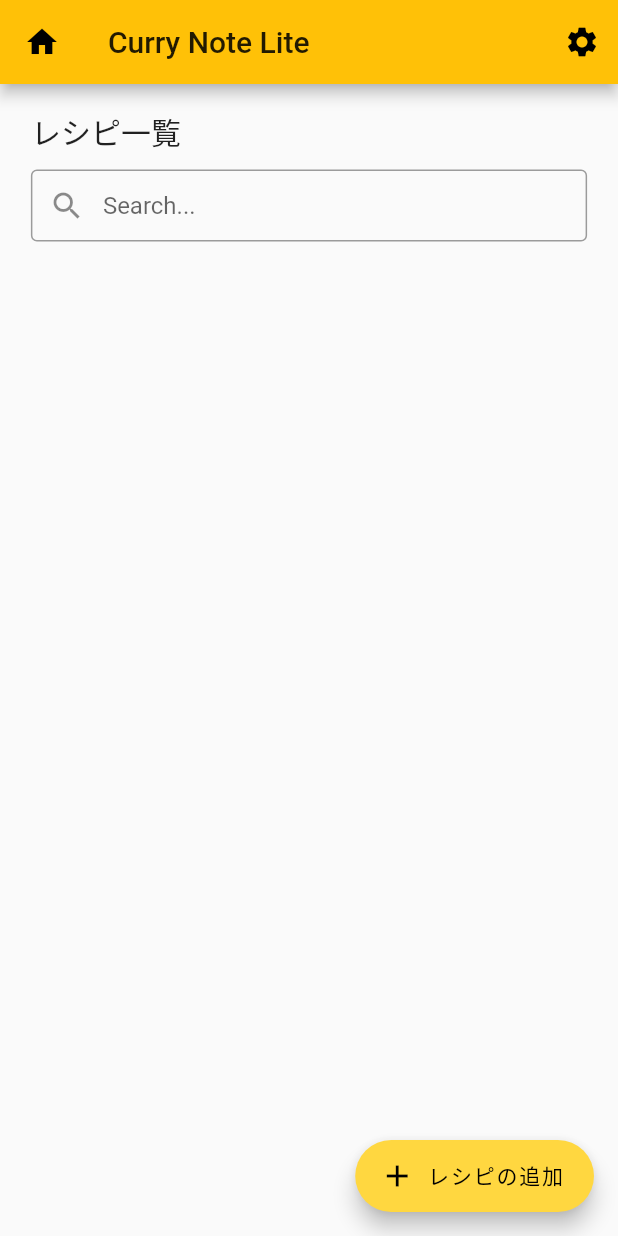
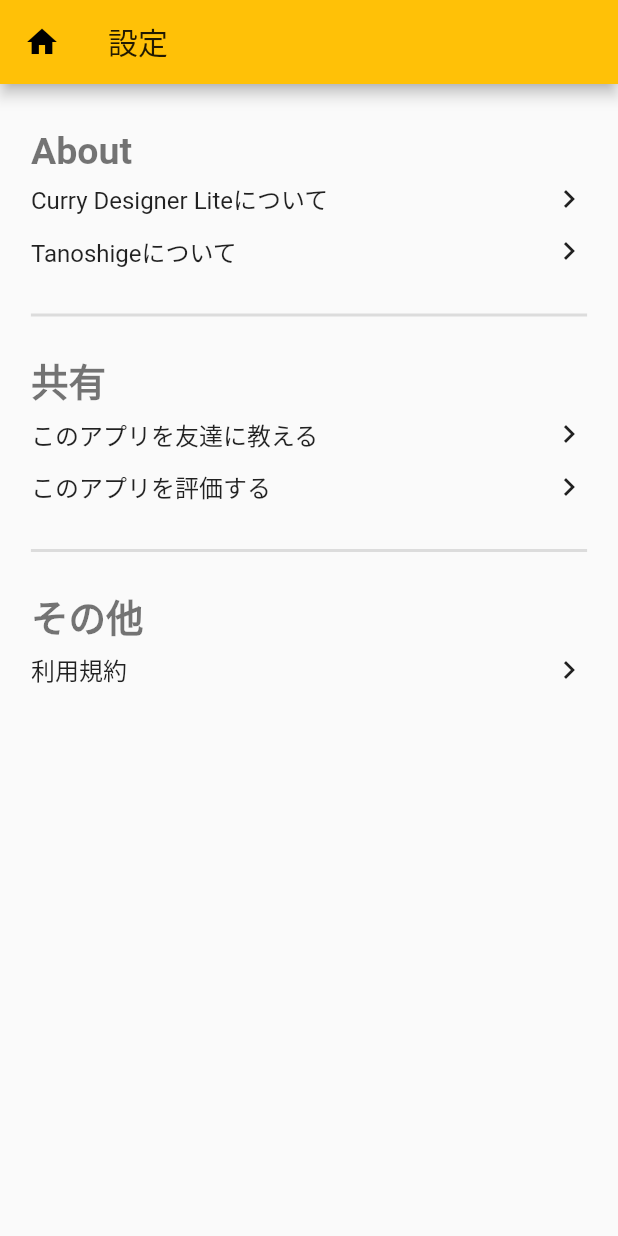
Before and after one commit to curry-designer/curry-designer-lite, a Flutter app: the screen it shows after launch, after a tap on the "settings" icon, on a phone screen of 412 x 824 dp. Run offline on Flutter 3.47's test engine with Material 2 defaults, Android fonts, the phone set to English and light mode, and no system bars; our stand-ins replace flutter_slidable, sqflite; accounts and stored records are empty.

```diff
--- a/lib/main.dart
+++ b/lib/main.dart
@@ -1,3 +1,7 @@
+import 'package:currydesignerlite/ui/setting.dart';
+import 'package:currydesignerlite/ui/setting_detail/about_curry_designer_lite.dart';
+import 'package:currydesignerlite/ui/setting_detail/about_tanoshige.dart';
+import 'package:currydesignerlite/ui/setting_detail/terms_of_use.dart';
 import 'package:flutter/material.dart';
 import 'ui/home.dart';
 import 'ui/register_recipe_form.dart';
@@ -24,10 +28,15 @@ class MyApp extends StatelessWidget {
       initialRoute: '/',
       routes: {
         '/': (BuildContext context) => Home(title: 'Curry Note Lite'),
+        '/setting': (BuildContext context) => Setting(),
         '/note': (BuildContext context) => Note(),
         '/register-recipe': (BuildContext context) => RegisterRecipeForm(),
         '/how_to_make_note_detail': (BuildContext context) =>
             HowToMakeNoteDetail(),
+        '/about-curry-designer-lite': (BuildContext context) =>
+            AboutCurryDesignerLite(),
+        '/about-tanoshige': (BuildContext context) => AboutTanoshige(),
+        '/terms-of-use': (BuildContext context) => TermsOfUse(),
       },
     );
   }
--- a/lib/ui/home.dart
+++ b/lib/ui/home.dart
@@ -57,7 +57,9 @@ class _Home extends StatelessWidget {
               icon: Icon(
                 Icons.settings,
               ),
-              onPressed: () {},
+              onPressed: () {
+                Navigator.pushNamed(context, "/setting");
+              },
             ),
           ],
         ),
--- /dev/null
+++ b/lib/ui/setting.dart
@@ -0,0 +1,204 @@
+import 'package:flutter/material.dart';
+
+class Setting extends StatelessWidget {
+  @override
+  Widget build(BuildContext context) {
+    return _Setting(); // This tra
+  }
+}
+
+class _Setting extends StatelessWidget {
+  @override
+  Widget build(BuildContext context) {
+    return Scaffold(
+      appBar: AppBar(
+        leading: IconButton(
+          icon: Icon(
+            Icons.home,
+          ),
+          onPressed: () {
+            Navigator.pushNamed(context, "/");
+          },
+        ),
+        title: Text('設定'),
+      ),
+      body: SingleChildScrollView(
+        child: Container(
+          child: Align(
+            alignment: Alignment.center,
+            child: Column(
+              children: <Widget>[
+                Container(
+                  alignment: Alignment.topLeft,
+                  width: MediaQuery.of(context).size.width * 0.90,
+                  padding: EdgeInsets.fromLTRB(0, 30, 0, 0),
+                  child: Text(
+                    "About",
+                    style: TextStyle(
+                      color: Colors.black54,
+                      fontSize: 25.0,
+                      fontWeight: FontWeight.bold,
+                    ),
+                  ),
+                ),
+                GestureDetector(
+                  onTap: () {
+                    Navigator.pushNamed(context, "/about-curry-designer-lite");
+                  },
+                  child: Container(
+                    height: 35,
+                    width: MediaQuery.of(context).size.width * 0.90,
+                    child: Row(
+                      mainAxisAlignment: MainAxisAlignment.spaceBetween,
+                      children: <Widget>[
+                        Text(
+                          "Curry Designer Liteについて",
+                          style: TextStyle(fontSize: 16.0),
+                        ),
+                        Icon(Icons.chevron_right)
+                      ],
+                    ),
+                  ),
+                ),
+                GestureDetector(
+                  onTap: () {
+                    Navigator.pushNamed(context, "/about-tanoshige");
+                  },
+                  child: Container(
+                    height: 35,
+                    width: MediaQuery.of(context).size.width * 0.90,
+                    child: Row(
+                      mainAxisAlignment: MainAxisAlignment.spaceBetween,
+                      children: <Widget>[
+                        Text(
+                          "Tanoshigeについて",
+                          style: TextStyle(fontSize: 16.0),
+                        ),
+                        Icon(Icons.chevron_right)
+                      ],
+                    ),
+                  ),
+                ),
+                Divider(
+                  color: Colors.black12,
+                  height: 50,
+                  thickness: 2,
+                  indent: MediaQuery.of(context).size.width * 0.05,
+                  endIndent: MediaQuery.of(context).size.width * 0.05,
+                ),
+                Container(
+                  alignment: Alignment.topLeft,
+                  width: MediaQuery.of(context).size.width * 0.90,
+                  child: Text(
+                    "共有",
+                    style: TextStyle(
+                      color: Colors.black54,
+                      fontSize: 25.0,
+                      fontWeight: FontWeight.bold,
+                    ),
+                  ),
+                ),
+                GestureDetector(
+                  onTap: () {
+//                  print("onTap called.");
+                  },
+                  child: Container(
+                    height: 35,
+                    width: MediaQuery.of(context).size.width * 0.90,
+                    child: Row(
+                      mainAxisAlignment: MainAxisAlignment.spaceBetween,
+                      children: <Widget>[
+                        Text(
+                          "このアプリを友達に教える",
+                          style: TextStyle(fontSize: 16.0),
+                        ),
+                        Icon(Icons.chevron_right)
+                      ],
+                    ),
+                  ),
+                ),
+                GestureDetector(
+                  onTap: () {
+//                  print("onTap called.");
+                  },
+                  child: Container(
+                    height: 35,
+                    width: MediaQuery.of(context).size.width * 0.90,
+                    child: Row(
+                      mainAxisAlignment: MainAxisAlignment.spaceBetween,
+                      children: <Widget>[
+                        Text(
+                          "このアプリを評価する",
+                          style: TextStyle(fontSize: 16.0),
+                        ),
+                        Icon(Icons.chevron_right)
+                      ],
+                    ),
+                  ),
+                ),
+                Divider(
+                  color: Colors.black12,
+                  height: 50,
+                  thickness: 2,
+                  indent: MediaQuery.of(context).size.width * 0.05,
+                  endIndent: MediaQuery.of(context).size.width * 0.05,
+                ),
+                Container(
+                  alignment: Alignment.topLeft,
+                  width: MediaQuery.of(context).size.width * 0.90,
+                  child: Text(
+                    "その他",
+                    style: TextStyle(
+                      color: Colors.black54,
+                      fontSize: 25.0,
+                      fontWeight: FontWeight.bold,
+                    ),
+                  ),
+                ),
+//              GestureDetector(
+//                onTap: () {
+////                  print("onTap called.");
+//                },
+//                child: Container(
+//                  color: Colors.white,
+//                  height: 35,
+//                  width: MediaQuery.of(context).size.width * 0.90,
+//                  child: Row(
+//                    mainAxisAlignment: MainAxisAlignment.spaceBetween,
+//                    children: <Widget>[
+//                      Text(
+//                        "ライセンス",
+//                        style: TextStyle(fontSize: 16.0),
+//                      ),
+//                      Icon(Icons.chevron_right)
+//                    ],
+//                  ),
+//                ),
+//              ),
+                GestureDetector(
+                  onTap: () {
+                    Navigator.pushNamed(context, "/terms-of-use");
+                  },
+                  child: Container(
+                    height: 35,
+                    width: MediaQuery.of(context).size.width * 0.90,
+                    child: Row(
+                      mainAxisAlignment: MainAxisAlignment.spaceBetween,
+                      children: <Widget>[
+                        Text(
+                          "利用規約",
+                          style: TextStyle(fontSize: 16.0),
+                        ),
+                        Icon(Icons.chevron_right)
+                      ],
+                    ),
+                  ),
+                ),
+              ],
+            ),
+          ),
+        ),
+      ),
+    );
+  }
+}
```
Also changed, not shown: analysis_options.yaml (added, +210 -0 lines), lib/ui/note.dart (+0 -8 lines), lib/ui/setting_detail/about_curry_designer_lite.dart (added, +57 -0 lines), lib/ui/setting_detail/about_tanoshige.dart (added, +54 -0 lines), lib/ui/setting_detail/terms_of_use.dart (added, +115 -0 lines), pubspec.lock, 4 other files.
